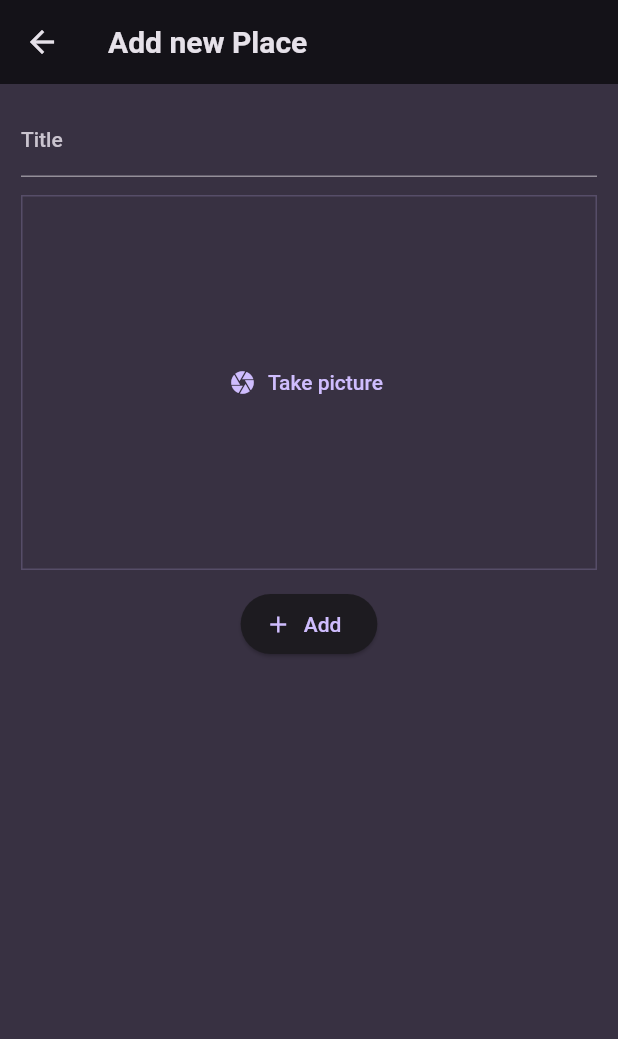
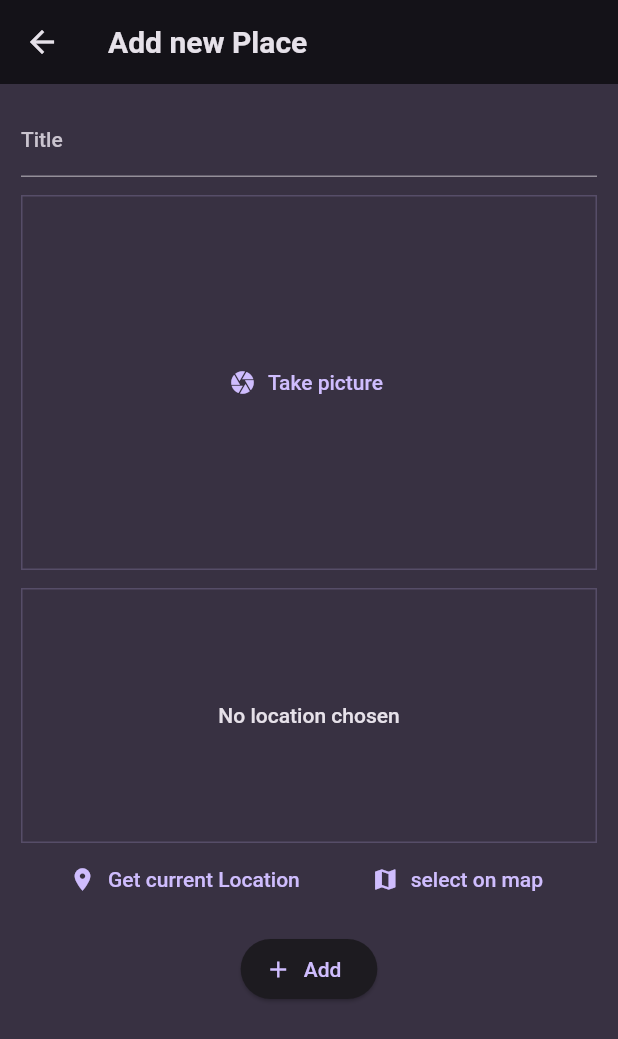
Before and after one commit to danielosi2/favorite_places, a Flutter app: the NewPlace screen opened directly, on a phone screen of 412 x 824 dp. Shown: the top 1039 px of the screen. Run offline on Flutter 3.47's test engine with Material 2 defaults, Android fonts, the phone set to English and light mode, and no system bars; our stand-ins replace flutter_riverpod, google_fonts, image_picker, location.

Commit message:
add location input for favorite place

```diff
--- a/lib/screens/new_place.dart
+++ b/lib/screens/new_place.dart
@@ -2,6 +2,7 @@ import 'dart:io';
 
 import 'package:favorite_places/provider/places_provider.dart';
 import 'package:favorite_places/widget/image_input.dart';
+import 'package:favorite_places/widget/location_input.dart';
 import 'package:flutter/material.dart';
 import 'package:flutter_riverpod/flutter_riverpod.dart';
 
@@ -60,6 +61,8 @@ class _NewPlaceState extends ConsumerState<NewPlace> {
                 },
               ),
               const SizedBox(height: 12),
+              const LocationInput(),
+              const SizedBox(height: 12),
               ElevatedButton.icon(
                 onPressed: () {
                   _savePlace();
--- /dev/null
+++ b/lib/widget/location_input.dart
@@ -0,0 +1,93 @@
+import 'package:flutter/material.dart';
+import 'package:location/location.dart';
+
+class LocationInput extends StatefulWidget {
+  const LocationInput({super.key});
+
+  @override
+  State<LocationInput> createState() => _LocationInputState();
+}
+
+class _LocationInputState extends State<LocationInput> {
+  Location? _pickedLocation;
+  var _isGettingLocation = false;
+
+  void _getCurrentLocation() async {
+    Location location = Location();
+
+    bool serviceEnabled;
+    PermissionStatus permissionGranted;
+    LocationData locationData;
+
+    serviceEnabled = await location.serviceEnabled();
+    if (!serviceEnabled) {
+      serviceEnabled = await location.requestService();
+      if (!serviceEnabled) {
+        return;
+      }
+    }
+
+    permissionGranted = await location.hasPermission();
+    if (permissionGranted == PermissionStatus.denied) {
+      permissionGranted = await location.requestPermission();
+      if (permissionGranted != PermissionStatus.granted) {
+        return;
+      }
+    }
+    setState(() {
+      _isGettingLocation = true;
+    });
+
+    locationData = await location.getLocation();
+
+    setState(() {
+      _isGettingLocation = false;
+    });
+    print(locationData.latitude);
+    print(locationData.longitude);
+  }
+
+  @override
+  Widget build(BuildContext context) {
+    Widget previewContent = Text(
+      'No location chosen',
+      textAlign: TextAlign.center,
+      style: Theme.of(context).textTheme.bodyLarge!.copyWith(
+            color: Theme.of(context).colorScheme.onBackground,
+          ),
+    );
+    if (_isGettingLocation) {
+      previewContent = const CircularProgressIndicator();
+    }
+    return Column(
+      children: [
+        Container(
+            height: 170,
+            width: double.infinity,
+            decoration: BoxDecoration(
+              border: Border.all(
+                width: 1,
+                color: Theme.of(context).colorScheme.primary.withOpacity(0.2),
+              ),
+            ),
+            alignment: Alignment.center,
+            child: previewContent),
+        Row(
+          mainAxisAlignment: MainAxisAlignment.spaceEvenly,
+          children: [
+            TextButton.icon(
+              onPressed: _getCurrentLocation,
+              icon: const Icon(Icons.location_on),
+              label: const Text("Get current Location"),
+            ),
+            TextButton.icon(
+              onPressed: () {},
+              icon: const Icon(Icons.map),
+              label: const Text("select on map"),
+            ),
+          ],
+        )
+      ],
+    );
+  }
+}
--- a/pubspec.yaml
+++ b/pubspec.yaml
@@ -41,6 +41,7 @@ dependencies:
   flutter_riverpod: ^2.4.0
   uuid: ^4.1.0
   image_picker: ^1.0.4
+  location: ^5.0.3
 
 dev_dependencies:
   flutter_test:
```
Also changed, not shown: pubspec.lock, 1 other file.
